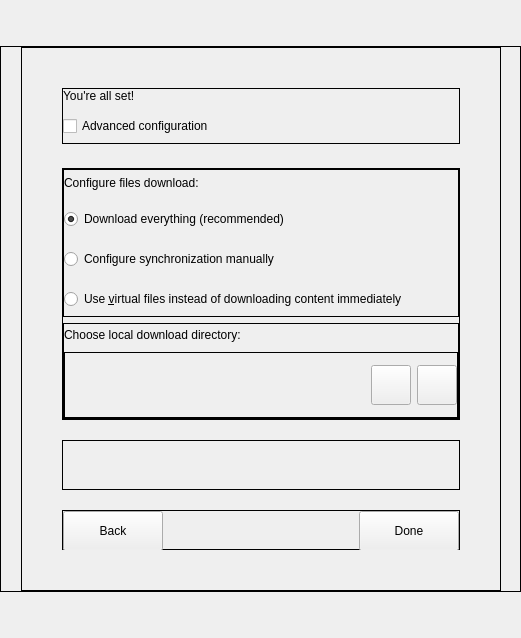
Before: the Qt Designer form src/gui/newwizard/pages/finishedpage.ui in CSG-Development/owncloud-client, drawn with Qt 5.
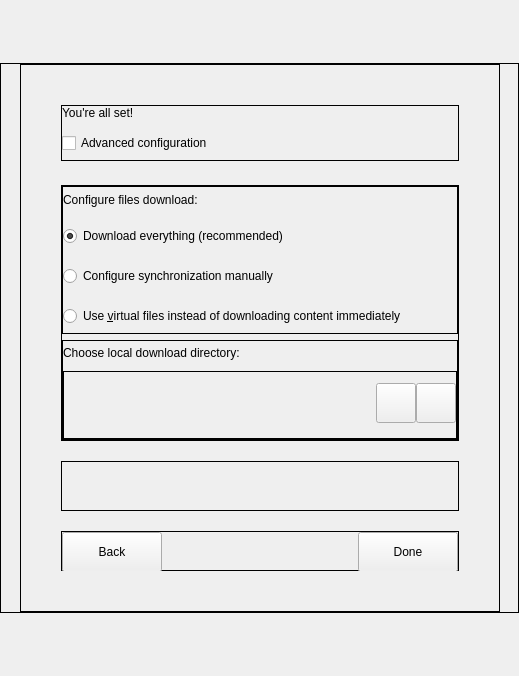
After: the same form once the commit is applied. Custom widgets are drawn as their Qt base class.

Commit message: fix macOS build and layout

What changed in the file:
```diff
--- a/src/gui/newwizard/pages/finishedpage.ui
+++ b/src/gui/newwizard/pages/finishedpage.ui
@@ -6,8 +6,8 @@
    <rect>
     <x>0</x>
     <y>0</y>
-    <width>521</width>
-    <height>638</height>
+    <width>519</width>
+    <height>676</height>
    </rect>
   </property>
   <property name="windowTitle">
@@ -358,13 +358,13 @@
                  <property name="minimumSize">
                   <size>
                    <width>0</width>
-                   <height>96</height>
+                   <height>100</height>
                   </size>
                  </property>
                  <property name="maximumSize">
                   <size>
                    <width>16777215</width>
-                   <height>96</height>
+                   <height>100</height>
                   </size>
                  </property>
                  <property name="frameShape">
@@ -401,13 +401,13 @@
                     <property name="minimumSize">
                      <size>
                       <width>0</width>
-                      <height>66</height>
+                      <height>68</height>
                      </size>
                     </property>
                     <property name="maximumSize">
                      <size>
                       <width>16777215</width>
-                      <height>66</height>
+                      <height>68</height>
                      </size>
                     </property>
                     <property name="frameShape">
@@ -420,6 +420,9 @@
                      <string notr="true">helper_frame</string>
                     </property>
                     <layout class="QHBoxLayout" name="horizontalLayout_4">
+                     <property name="spacing">
+                      <number>0</number>
+                     </property>
                      <property name="leftMargin">
                       <number>0</number>
                      </property>
@@ -430,7 +433,7 @@
                       <number>0</number>
                      </property>
                      <property name="bottomMargin">
-                      <number>0</number>
+                      <number>4</number>
                      </property>
                      <item>
                       <widget class="InputWidget" name="edDownloadDir" native="true"/>
@@ -511,6 +514,9 @@
               <property name="orientation">
                <enum>Qt::Orientation::Vertical</enum>
               </property>
+              <property name="sizeType">
+               <enum>QSizePolicy::Policy::Fixed</enum>
+              </property>
               <property name="sizeHint" stdset="0">
                <size>
                 <width>20</width>
@@ -583,6 +589,9 @@
               <property name="orientation">
                <enum>Qt::Orientation::Vertical</enum>
               </property>
+              <property name="sizeType">
+               <enum>QSizePolicy::Policy::Fixed</enum>
+              </property>
               <property name="sizeHint" stdset="0">
                <size>
                 <width>20</width>
```
The commit also changes 2 other files.
